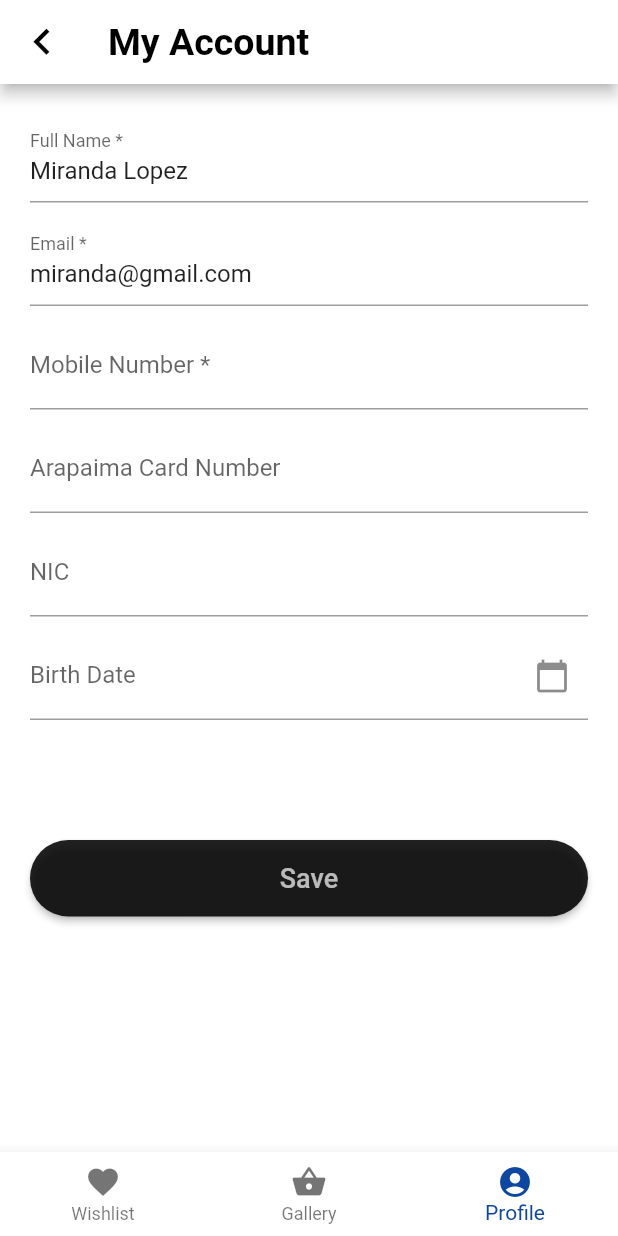
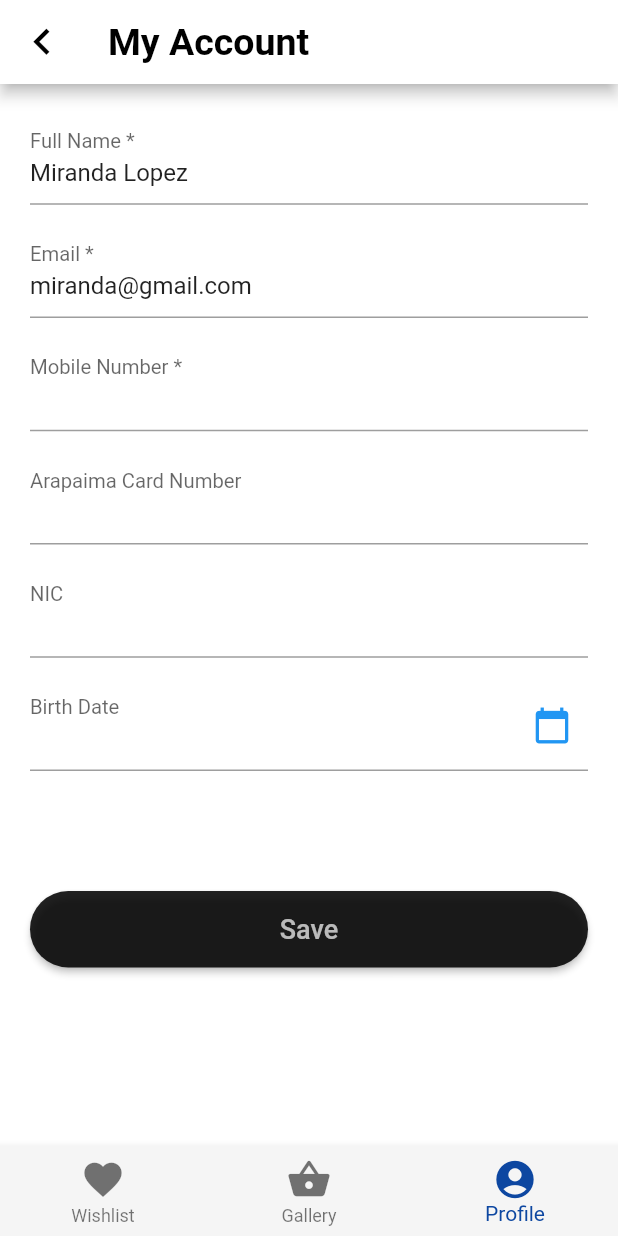
Before and after one commit to ranulds/nolimit, a Flutter app: the MyAccount screen opened directly, on a phone screen of 412 x 824 dp. Run offline on Flutter 3.47's test engine with Material 2 defaults, Android fonts, the phone set to English and light mode, and no system bars; our stand-ins replace flutter_icons, google_maps_flutter, image_picker, permission_handler, toast; missing offline and left inert: floating_pullup_card, flutter_simple_rating_bar, pinch_zoom_image_last.

Commit message:
All changes added

```diff
--- a/lib/profile/my-account.dart
+++ b/lib/profile/my-account.dart
@@ -1,5 +1,6 @@
 import 'package:flutter/material.dart';
 import 'package:flutter/services.dart';
+import 'package:flutter_icons/flutter_icons.dart';
 import 'package:nolimit/gallery/gallery.dart';
 import 'package:nolimit/profile/main-profile.dart';
 import 'package:nolimit/wishlist/wishlist.dart';
@@ -11,10 +12,12 @@ class MyAccount extends StatefulWidget {
 
 class _MyAccountState extends State<MyAccount> {
   DateTime selectedDate = DateTime.now();
+  //final DateFormat serverFormater = DateFormat('dd-MM-yyyy'); Use this class to format date if needed
   int _selectedIndex = 2;
   final _emailtext = TextEditingController(text: 'miranda@gmail.com');
   final _nametext = TextEditingController(text: 'Miranda Lopez');
   final _numberText = TextEditingController();
+  final _dateText = TextEditingController();
   bool _validate = true;
   bool _nameValidate = true;
   bool _numberValidate = true;
@@ -53,6 +56,7 @@ class _MyAccountState extends State<MyAccount> {
     if (picked != null && picked != selectedDate)
       setState(() {
         selectedDate = picked;
+        _dateText.text = picked.day.toString() + '-' + picked.month.toString() + '-' + picked.year.toString();
       });
   }
 
@@ -78,7 +82,9 @@ class _MyAccountState extends State<MyAccount> {
               )),
         ),
         bottomNavigationBar: BottomNavigationBar(
-          backgroundColor: Colors.white,
+          elevation: 5.0,
+        iconSize: 30,
+        backgroundColor: Colors.grey[100],
           showSelectedLabels: true,
           showUnselectedLabels: true,
           items: const <BottomNavigationBarItem>[
@@ -87,7 +93,7 @@ class _MyAccountState extends State<MyAccount> {
               title: Text('Wishlist'),
             ),
             BottomNavigationBarItem(
-              icon: Icon(Icons.shopping_basket),
+              icon: Icon(Icons.shopping_basket),//FlutterIcons.shopping_bag_ent
               title: Text('Gallery'),
             ),
             BottomNavigationBarItem(
@@ -105,26 +111,34 @@ class _MyAccountState extends State<MyAccount> {
             child: ListView(
               children: <Widget>[
                 TextFormField(
-                  decoration: InputDecoration(labelText: 'Full Name *',
+                  decoration: InputDecoration(
+                  labelText: 'Full Name *',
+                  labelStyle: TextStyle(fontSize: 18),
+                  floatingLabelBehavior: FloatingLabelBehavior.always,
                   errorText: (_nameValidate == false) ? 'Name can\'t be empty ': null),
-                  textAlign: TextAlign.left,
+
                   controller: _nametext,
 
                 ),
                 Padding(
-                    padding: EdgeInsets.only(top: 10),
+                    padding: EdgeInsets.only(top: 15),
                     child: TextFormField(
+
                       controller: _emailtext,
                       decoration: InputDecoration(
                           labelText: 'Email *',
+                          labelStyle: TextStyle(fontSize: 18),
+                  floatingLabelBehavior: FloatingLabelBehavior.always,
                           errorText:
                               (_validate == false) ? 'email can\'t Be empty' : null),
                     )),
                 Padding(
-                    padding: EdgeInsets.only(top: 10),
+                    padding: EdgeInsets.only(top: 15),
                     child: TextFormField(
                       controller: _numberText,
                       decoration: InputDecoration(
+                        labelStyle: TextStyle(fontSize: 18),
+                  floatingLabelBehavior: FloatingLabelBehavior.always,
                         labelText: 'Mobile Number *',
                         errorText: (_numberValidate == false) ?'Mobile Number can\'t be empty': null),
                       keyboardType: TextInputType.number,
@@ -133,26 +147,34 @@ class _MyAccountState extends State<MyAccount> {
                       ],
                     )),
                 Padding(
-                    padding: EdgeInsets.only(top: 10),
+                    padding: EdgeInsets.only(top: 15),
                     child: TextFormField(
                       decoration:
-                          InputDecoration(labelText: 'Arapaima Card Number'),
+                          InputDecoration(labelText: 'Arapaima Card Number',
+                          labelStyle: TextStyle(fontSize: 18),
+                  floatingLabelBehavior: FloatingLabelBehavior.always,),
                       keyboardType: TextInputType.number,
                       inputFormatters: <TextInputFormatter>[
                         FilteringTextInputFormatter.digitsOnly
                       ],
                     )),
                 Padding(
-                    padding: EdgeInsets.only(top: 10),
+                    padding: EdgeInsets.only(top: 15),
                     child: TextFormField(
-                      decoration: InputDecoration(labelText: 'NIC'),
+
+                      decoration: InputDecoration(labelText: 'NIC',
+                      labelStyle: TextStyle(fontSize: 18),
+                  floatingLabelBehavior: FloatingLabelBehavior.always,),
                     )),
                 Padding(
-                    padding: EdgeInsets.only(top: 10),
+                    padding: EdgeInsets.only(top: 15),
                     child: TextFormField(
+                      controller: _dateText,
                       decoration: InputDecoration(
+                        labelStyle: TextStyle(fontSize: 18),
+                  floatingLabelBehavior: FloatingLabelBehavior.always,
                           labelText: 'Birth Date ',
-                          suffixIcon: Icon(Icons.calendar_today)),
+                          suffixIcon: Icon(Icons.calendar_today, size: 26, color: Colors.blue,)),
                       onTap: () {
                         // Below line stops keyboard from appearing
                         FocusScope.of(context).requestFocus(new FocusNode());
--- a/pubspec.yaml
+++ b/pubspec.yaml
@@ -35,6 +35,7 @@ dependencies:
   flutter_simple_rating_bar: ^0.0.3
   image_picker: ^0.6.6+5
   toast: ^0.1.5
+  flutter_icons: ^1.1.0
 dev_dependencies:
   flutter_test:
     sdk: flutter
```
Also changed, not shown: lib/profile/change-password.dart (+9 -3 lines), lib/profile/main-profile.dart (+28 -24 lines), lib/profile/mobile-verification.dart (+10 -6 lines), pubspec.lock.
